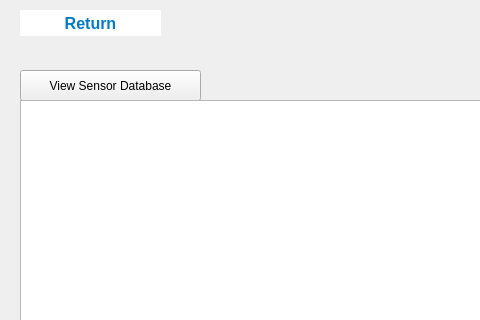
Above: PI-Edificio/viewdatabasewindow.ui from QuiannZo/Intelligent_Building before the change; both pictures show x 0 to 480 and y 0 to 320 of the 1073 by 668 pixel window. Below: the same form after it.
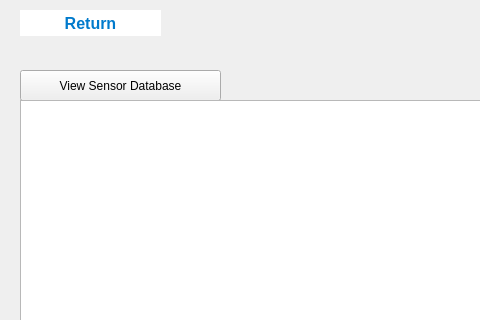
That is the form after the change.

```diff
--- a/PI-Edificio/viewdatabasewindow.ui
+++ b/PI-Edificio/viewdatabasewindow.ui
@@ -19,7 +19,7 @@
      <rect>
       <x>20</x>
       <y>70</y>
-      <width>181</width>
+      <width>201</width>
       <height>31</height>
      </rect>
     </property>
```
